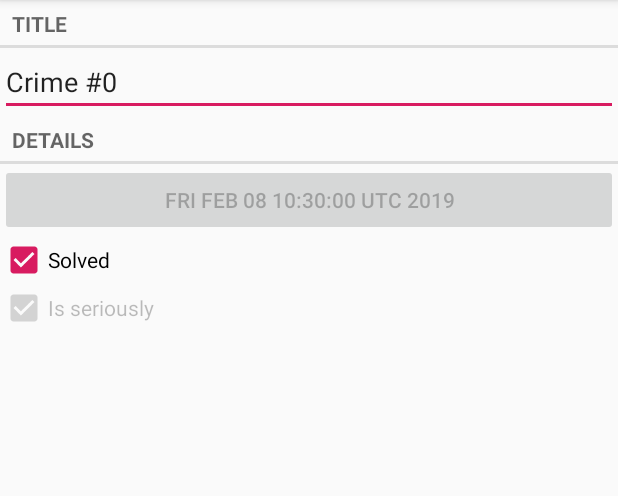
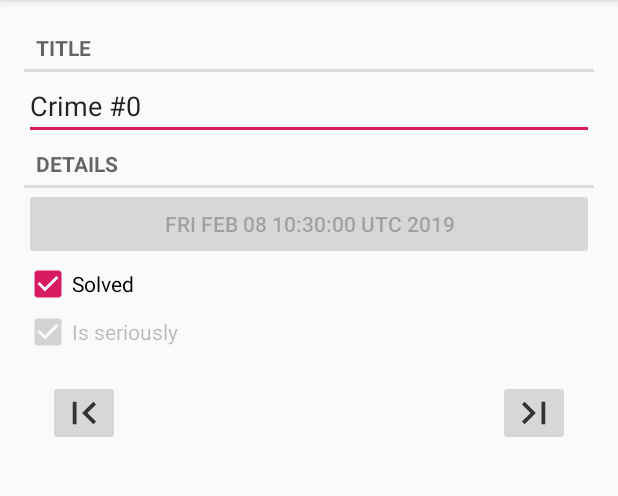
Before and after one commit to farvater11/CriminalIntent, an Android app: the screen it shows after launch (CrimePagerActivity), after a tap on an icon or button, on a phone screen of 412 x 824 dp, the part 84-580 px from its top. Run offline under Robolectric (Android 15) with nearby library versions, the phone set to English and light mode, and no system bars.

Commit message:
chapter 11. future done

```diff
--- a/app/src/main/java/com/example/farvater/criminalintent/CrimeActivity.java
+++ b/app/src/main/java/com/example/farvater/criminalintent/CrimeActivity.java
@@ -12,6 +12,8 @@ import java.util.UUID;
 public class CrimeActivity extends SingleFragmentActivity {
 
     private static final String EXTRA_CRIME_ID = "com.example.farvater.criminalintent.crime_id";
+    private static final String EXTRA_CRIME_POS = "com.example.farvater.criminalintent.cur_pos";
+
 
     public static Intent newIntent(Context context, UUID crime_id){
         Intent intent = new Intent(context, CrimeActivity.class);
@@ -21,6 +23,6 @@ public class CrimeActivity extends SingleFragmentActivity {
 
     @Override
     public Fragment createFragment(){
-       return CrimeFragment.newInstance((UUID) getIntent().getSerializableExtra(EXTRA_CRIME_ID));
+       return CrimeFragment.newInstance((UUID) getIntent().getSerializableExtra(EXTRA_CRIME_ID),(int)getIntent().getSerializableExtra(EXTRA_CRIME_POS));
    }
 }
--- a/app/src/main/java/com/example/farvater/criminalintent/CrimeFragment.java
+++ b/app/src/main/java/com/example/farvater/criminalintent/CrimeFragment.java
@@ -13,25 +13,31 @@ import android.widget.Button;
 import android.widget.CheckBox;
 import android.widget.CompoundButton;
 import android.widget.EditText;
+import android.widget.ImageButton;
 import android.widget.Toast;
 
 import java.util.UUID;
 
 import static android.widget.CompoundButton.*;
 
-public class CrimeFragment extends Fragment {
+public class CrimeFragment extends Fragment implements View.OnClickListener {
 
     private static final String ARG_CRIME_ID = "crime_id";
+    private static final String ARG_CRIME_POS = "cur_pos";
     private Crime mCrime;
+    private int mCurrentPosition;
     private EditText mTitleField;
     private Button mDateButton;
     private CheckBox mSolvedCheckBox;
     private CheckBox mIsSeriouslyCheckBox;
+    private ImageButton mFirstCrimeButton;
+    private ImageButton mLastCrimeButton;
 
 
-    public static CrimeFragment newInstance(UUID uuid){
+    public static CrimeFragment newInstance(UUID uuid, int position){
         Bundle args = new Bundle();
         args.putSerializable(ARG_CRIME_ID, uuid);
+        args.putInt(ARG_CRIME_POS, position);
         CrimeFragment fragment = new CrimeFragment();
         fragment.setArguments(args);
         return fragment;
@@ -43,6 +49,7 @@ public class CrimeFragment extends Fragment {
         mCrime = new Crime();
         //UUID crimeId = (UUID) getActivity().getIntent().getSerializableExtra(CrimeActivity.EXTRA_CRIME_ID);
         UUID crimeId = (UUID) getArguments().getSerializable(ARG_CRIME_ID);
+        mCurrentPosition = (int) getArguments().getInt(ARG_CRIME_POS);
         mCrime = CrimeLab.get(getActivity()).getCrime(crimeId);
     }
 
@@ -57,6 +64,11 @@ public class CrimeFragment extends Fragment {
         mDateButton = (Button) v.findViewById(R.id.crime_date);
         mIsSeriouslyCheckBox = (CheckBox) v.findViewById(R.id.is_seriously_checkbox);
 
+        mFirstCrimeButton = (ImageButton) v.findViewById(R.id.first_crime_button);
+        mLastCrimeButton = (ImageButton) v.findViewById(R.id.last_crime_button);
+        mFirstCrimeButton.setOnClickListener(this);
+        mLastCrimeButton.setOnClickListener(this);
+
         mTitleField.setText(mCrime.getTitle());
         mDateButton.setText(mCrime.getDate().toString());
         mSolvedCheckBox.setChecked(mCrime.isSolved());
@@ -64,6 +76,18 @@ public class CrimeFragment extends Fragment {
         mIsSeriouslyCheckBox.setEnabled(false);
         Toast.makeText(getContext(),String.valueOf(mCrime.isSeriously()),Toast.LENGTH_SHORT).show();
 
+        if(mCurrentPosition == 0){
+            mFirstCrimeButton.setEnabled(false);
+            mLastCrimeButton.setEnabled(true);
+        }
+        else if(mCurrentPosition == CrimeLab.get(getActivity()).getCrimes().size()-1) {
+            mLastCrimeButton.setEnabled(false);
+            mFirstCrimeButton.setEnabled(true);
+        }
+        else {
+            mFirstCrimeButton.setEnabled(true);
+            mLastCrimeButton.setEnabled(true);
+        }
 
         mTitleField.addTextChangedListener(new TextWatcher() {
             @Override
@@ -90,10 +114,14 @@ public class CrimeFragment extends Fragment {
                 mCrime.setSolved(isChecked);
             }
         });
-
-
-
-
         return v;
     }
+
+    @Override
+    public void onClick(View v) {
+        if(v.getId() == R.id.first_crime_button)
+            CrimePagerActivity.resetCurrentItem(0);
+        if (v.getId() == R.id.last_crime_button)
+            CrimePagerActivity.resetCurrentItem((CrimeLab.get(getActivity()).getCrimes().size()-1));
+    }
 }
--- a/app/src/main/java/com/example/farvater/criminalintent/CrimePagerActivity.java
+++ b/app/src/main/java/com/example/farvater/criminalintent/CrimePagerActivity.java
@@ -11,13 +11,15 @@ import android.support.v4.app.FragmentStatePagerAdapter;
 import android.support.v4.view.ViewPager;
 import android.support.v7.app.AppCompatActivity;
 import android.view.View;
+import android.widget.Button;
+import android.widget.ImageButton;
 
 import java.util.List;
 import java.util.UUID;
 
 public class CrimePagerActivity extends AppCompatActivity {
     private static final String EXTRA_CRIME_ID = "com.example.farvater.criminalintent.crime_id";
-    private ViewPager mViewPager;
+    private static ViewPager mViewPager;
     private List<Crime> mCrimes;
 
 
@@ -27,22 +29,26 @@ public class CrimePagerActivity extends AppCompatActivity {
         return intent;
     }
 
+    public static void resetCurrentItem(int position){
+        mViewPager.setCurrentItem(position);
+    }
+
     @Override
     protected void onCreate(@Nullable Bundle savedInstanceState) {
         super.onCreate(savedInstanceState);
         setContentView(R.layout.activity_crime_pager);
 
-        UUID crimeId = (UUID) getIntent().getSerializableExtra(EXTRA_CRIME_ID);
-
         mViewPager = (ViewPager) findViewById(R.id.crime_view_pager);
         mCrimes = CrimeLab.get(this).getCrimes();
+
+
 
         FragmentManager fragmentManager = getSupportFragmentManager();
         mViewPager.setAdapter(new FragmentStatePagerAdapter(fragmentManager) {
             @Override
             public Fragment getItem(int position) {
                 Crime crime = mCrimes.get(position);
-                return CrimeFragment.newInstance(crime.getID());
+                return CrimeFragment.newInstance(crime.getID(),position);
             }
 
             @Override
@@ -50,9 +56,10 @@ public class CrimePagerActivity extends AppCompatActivity {
                 return mCrimes.size();
             }
         });
+        UUID crimeId = (UUID) getIntent().getSerializableExtra(EXTRA_CRIME_ID);
         for(int i = 0 ; i < mCrimes.size(); i++){
             if(mCrimes.get(i).getID().equals(crimeId))
-                mViewPager.setCurrentItem(i);
+                resetCurrentItem(i);
         }
     }
 }
--- /dev/null
+++ b/app/src/main/res/drawable-anydpi/ic_first_crime_button.xml
@@ -0,0 +1,13 @@
+<vector xmlns:android="http://schemas.android.com/apk/res/android"
+    android:width="24dp"
+    android:height="24dp"
+    android:viewportWidth="19.2"
+    android:viewportHeight="19.2"
+    android:tint="#333333">
+  <group android:translateX="-2.4"
+      android:translateY="-2.4">
+      <path
+          android:fillColor="#FF000000"
+          android:pathData="M18.41,16.59L13.82,12l4.59,-4.59L17,6l-6,6 6,6zM6,6h2v12H6z"/>
+  </group>
+</vector>
--- /dev/null
+++ b/app/src/main/res/drawable-anydpi/ic_last_crime_button.xml
@@ -0,0 +1,13 @@
+<vector xmlns:android="http://schemas.android.com/apk/res/android"
+    android:width="24dp"
+    android:height="24dp"
+    android:viewportWidth="19.2"
+    android:viewportHeight="19.2"
+    android:tint="#333333">
+  <group android:translateX="-2.4"
+      android:translateY="-2.4">
+      <path
+          android:fillColor="#FF000000"
+          android:pathData="M5.59,7.41L10.18,12l-4.59,4.59L7,18l6,-6 -6,-6zM16,6h2v12h-2z"/>
+  </group>
+</vector>
--- a/app/src/main/res/layout/fragmen_crime.xml
+++ b/app/src/main/res/layout/fragmen_crime.xml
@@ -1,9 +1,10 @@
 <?xml version="1.0" encoding="utf-8"?>
 <LinearLayout xmlns:android="http://schemas.android.com/apk/res/android"
+    xmlns:app="http://schemas.android.com/apk/res-auto"
     android:orientation="vertical"
     android:layout_width="match_parent"
     android:layout_height="match_parent"
-    android:layout_margin="16dp">
+    android:padding="16dp">
 
     <TextView
         style="?android:listSeparatorTextViewStyle"
@@ -34,5 +35,25 @@
         android:layout_width="wrap_content"
         android:layout_height="wrap_content"
         android:text="@string/seriously_label"/>
+    <android.support.constraint.ConstraintLayout
+        android:layout_width="match_parent"
+        android:layout_height="wrap_content"
+        android:padding="16dp">
+        <ImageButton
+            android:id="@+id/first_crime_button"
+            android:layout_width="wrap_content"
+            android:layout_height="wrap_content"
+            app:layout_constraintStart_toStartOf="parent"
+            app:layout_constraintTop_toTopOf="parent"
+            android:src="@drawable/ic_first_crime_button"/>
 
+        <ImageButton
+            android:id="@+id/last_crime_button"
+            android:layout_width="wrap_content"
+            android:layout_height="wrap_content"
+            android:layout_alignParentEnd="true"
+            app:layout_constraintEnd_toEndOf="parent"
+            app:layout_constraintTop_toTopOf="parent"
+            android:src="@drawable/ic_last_crime_button"/>
+    </android.support.constraint.ConstraintLayout>
 </LinearLayout>
```
Also changed, not shown: app/src/main/res/drawable-hdpi/ic_first_crime_button.png (added), app/src/main/res/drawable-hdpi/ic_last_crime_button.png (added), app/src/main/res/drawable-mdpi/ic_first_crime_button.png (added), app/src/main/res/drawable-mdpi/ic_last_crime_button.png (added), app/src/main/res/drawable-xhdpi/ic_first_crime_button.png (added), app/src/main/res/drawable-xhdpi/ic_last_crime_button.png (added), app/src/main/res/drawable-xxhdpi/ic_first_crime_button.png (added), app/src/main/res/drawable-xxhdpi/ic_last_crime_button.png (added).
